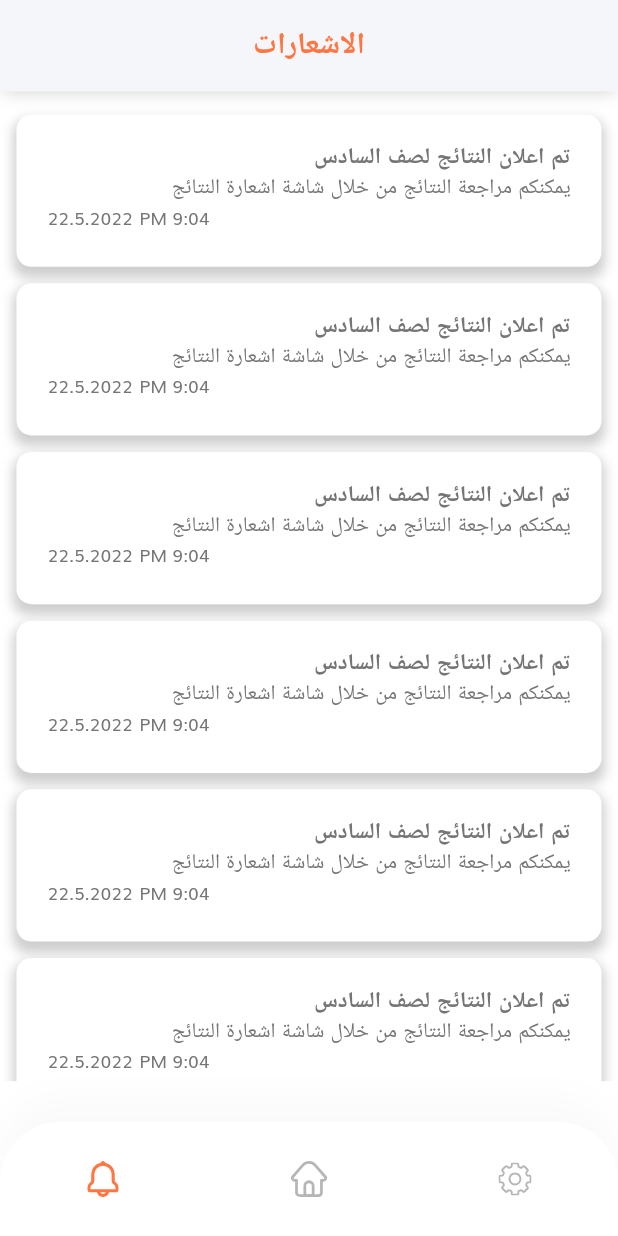
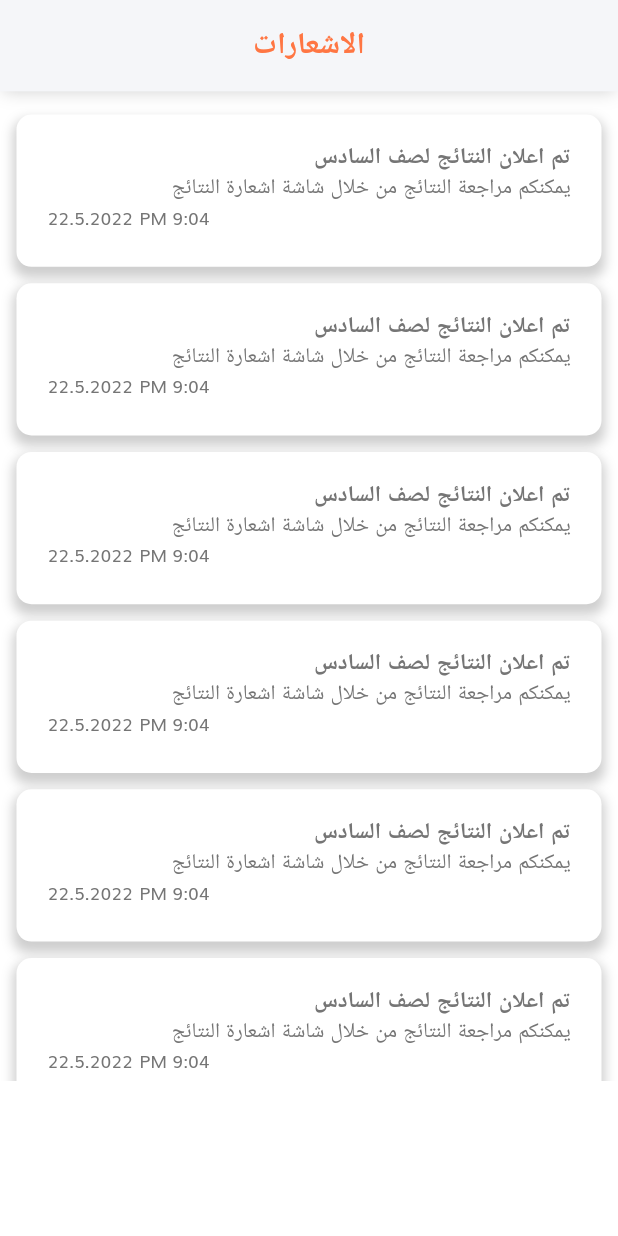
Before and after one commit to ul8ziz/Step, a Flutter app: the Latters screen opened directly, on a phone screen of 412 x 824 dp. Run offline on Flutter 3.47's test engine with Material 2 defaults, Android fonts, the phone set to English and light mode, and no system bars; our stand-ins replace card_swiper, flutter_svg, get, get_storage, persistent_bottom_nav_bar; missing offline and left inert: dart:ffi; accounts and stored records are empty; project files that could hold a hidden picture were left out.

Commit message:
Update Bottom_bar

```diff
--- a/lib/Splash.dart
+++ b/lib/Splash.dart
@@ -3,6 +3,7 @@ import 'package:flutter/material.dart';
 import 'package:get/get.dart';
 import 'package:Step/screens/splash/splash_screen.dart';
 
+import 'BottomNavBar.dart';
 import 'components/GetStorage.dart';
 import 'components/size_config.dart';
 
@@ -18,7 +19,7 @@ class Splash extends StatelessWidget {
     SizeConfig().init(context);
     Future.delayed(const Duration(seconds: 2), () {
       if (isShowOnBoardingPageValue != null) {
-        Get.offAll(HomeScreen());
+        Get.offAll(BottomNavBar());
       }else {
         Get.offAll( SplashScreen());
       }
--- a/lib/components/coustom_bottom_nav_bar.dart
+++ /dev/null
@@ -1,77 +0,0 @@
-import 'package:flutter/material.dart';
-import 'package:flutter_svg/flutter_svg.dart';
-import 'package:get/get.dart';
-import 'package:Step/screens/home/home_screen.dart';
-import 'package:Step/screens/profile/profile_screen.dart';
-
-import '../main.dart';
-import '../screens/Latters/Latters.dart';
-import 'constants.dart';
-
-class CustomBottomNavBar extends StatelessWidget {
-  const CustomBottomNavBar({
-    Key? key,
-    required this.selectedMenu,
-  }) : super(key: key);
-
-  final MenuState selectedMenu;
-
-  @override
-  Widget build(BuildContext context) {
-    final Color inActiveIconColor = Color(0xFFB6B6B6);
-    return Container(
-      padding: EdgeInsets.symmetric(vertical: 14),
-      decoration: BoxDecoration(
-        color: Colors.white,
-        boxShadow: [
-          BoxShadow(
-            offset: Offset(0, -15),
-            blurRadius: 20,
-            color: Color(0xFFDADADA).withOpacity(0.15),
-          ),
-        ],
-        borderRadius: BorderRadius.only(topLeft: Radius.circular(40), topRight: Radius.circular(40),),
-      ),
-      child: SafeArea(
-          top: false,
-          child: Row(
-            mainAxisAlignment: MainAxisAlignment.spaceAround,
-            children: [
-
-              IconButton(
-                icon: Padding(
-                  padding: const EdgeInsets.all(4.0),
-                  child: SvgPicture.asset(
-                    "assets/icons/notification.svg",
-                    color: MenuState.notification == selectedMenu
-                        ? kPrimaryColor : inActiveIconColor,),
-                ),iconSize:3 ,
-                onPressed: () =>
-                    Get.to( Latters()),
-              ),
-              IconButton(
-                icon: Padding(
-                  padding: const EdgeInsets.all(4.0),
-                  child: SvgPicture.asset(
-                    "assets/icons/homegray.svg",
-                    color: MenuState.home == selectedMenu
-                        ? kPrimaryColor : inActiveIconColor,),
-                ),iconSize:3 ,
-                onPressed: () =>
-                    Get.to( HomeScreen()),
-              ),
-              IconButton(
-                icon: SvgPicture.asset(
-                  "assets/icons/Settings.svg",
-                  color: MenuState.profile == selectedMenu
-                      ? kPrimaryColor : inActiveIconColor,
-                ),
-                onPressed: () =>
-                    Get.to( ProfileScreen()),
-              ),
-            ],
-        )
-      ),
-    );
-  }
-}
--- a/lib/screens/Latters/Latters.dart
+++ b/lib/screens/Latters/Latters.dart
@@ -1,7 +1,6 @@
 import 'dart:ffi';
 
 import 'package:flutter/material.dart';
-import 'package:Step/components/coustom_bottom_nav_bar.dart';
 import 'package:flutter_svg/svg.dart';
 
 import '../../components/constants.dart';
@@ -118,7 +117,6 @@ class Latters extends StatelessWidget {
               )),
         ),
       ),
-      bottomNavigationBar: CustomBottomNavBar(selectedMenu: MenuState.notification),
     );
   }
 
--- a/lib/screens/Privacy_policy/Privacy_Policy_ٍScreen.dart
+++ b/lib/screens/Privacy_policy/Privacy_Policy_ٍScreen.dart
@@ -1,5 +1,4 @@
 import 'package:flutter/material.dart';
-import 'package:Step/components/coustom_bottom_nav_bar.dart';
 import 'package:flutter_svg/svg.dart';
 import 'package:get/get.dart';
 import 'package:get/get_core/src/get_main.dart';
--- a/lib/screens/home/home_screen.dart
+++ b/lib/screens/home/home_screen.dart
@@ -1,12 +1,8 @@
 import 'package:flutter/material.dart';
-import 'package:Step/components/coustom_bottom_nav_bar.dart';
 import 'package:flutter_svg/svg.dart';
 import 'package:get/get.dart';
-import 'package:get/get_core/src/get_main.dart';
-
 import '../../components/constants.dart';
 import '../../components/size_config.dart';
-import '../../main.dart';
 import '../Fees/Fees_Screen.dart';
 import '../Notebook/Notebook_Screen.dart';
 import '../Results/Results_Screen.dart';
@@ -14,7 +10,6 @@ import 'package:card_swiper/card_swiper.dart';
 import 'components/home_header.dart';
 
 class HomeScreen extends StatelessWidget {
-  static String routeName = "/home";
   @override
   Widget build(BuildContext context) {
     return Scaffold(
@@ -64,7 +59,6 @@ class HomeScreen extends StatelessWidget {
           ),
         )),
       ),
-      bottomNavigationBar: CustomBottomNavBar(selectedMenu: MenuState.home),
     );
   }
   widgetButtonSwiper({color}) {
--- a/lib/screens/profile/profile_screen.dart
+++ b/lib/screens/profile/profile_screen.dart
@@ -1,6 +1,5 @@
 import 'package:flutter/material.dart';
 import 'package:flutter_svg/svg.dart';
-import 'package:Step/components/coustom_bottom_nav_bar.dart';
 import 'package:get/get.dart';
 import 'package:get/get_core/src/get_main.dart';
 
@@ -384,7 +383,6 @@ class ProfileScreen extends StatelessWidget {
           ),
         ),
       ),
-      bottomNavigationBar: CustomBottomNavBar(selectedMenu: MenuState.profile),
     );
   }
     Widget ProfileMenu({
--- a/lib/screens/team/Team_screen.dart
+++ b/lib/screens/team/Team_screen.dart
@@ -1,5 +1,4 @@
 import 'package:flutter/material.dart';
-import 'package:Step/components/coustom_bottom_nav_bar.dart';
 import 'package:flutter_svg/svg.dart';
 
 import '../../components/constants.dart';
--- a/pubspec.yaml
+++ b/pubspec.yaml
@@ -21,6 +21,7 @@ dependencies:
   flutter_svg: ^0.22.0 # help us to use SVG in our app
   get: ^4.6.5
   get_storage: ^2.0.3
+  persistent_bottom_nav_bar: ^5.0.2
 
 
 dev_dependencies:
```
Also changed, not shown: lib/BottomNavBar.dart (added, +99 -0 lines), pubspec.lock.
